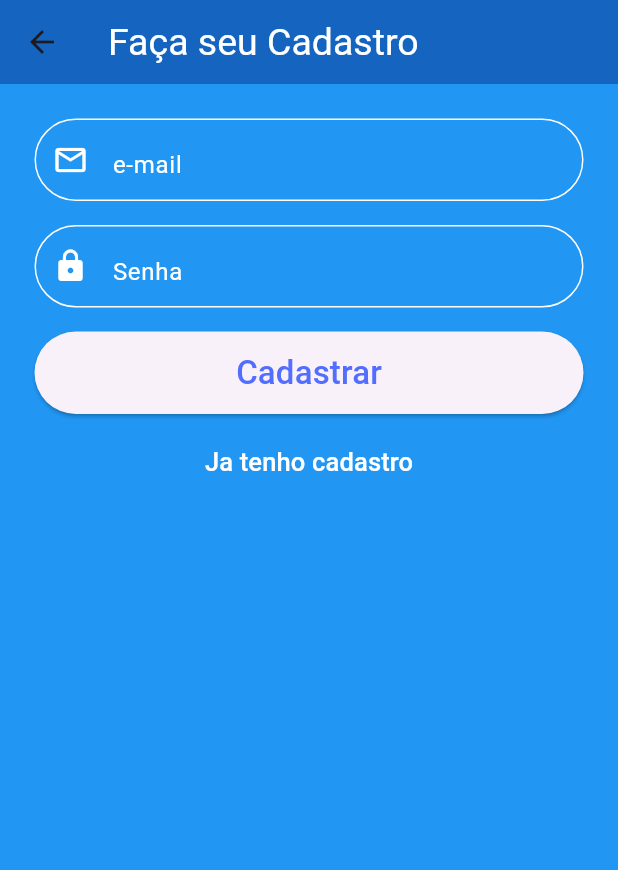
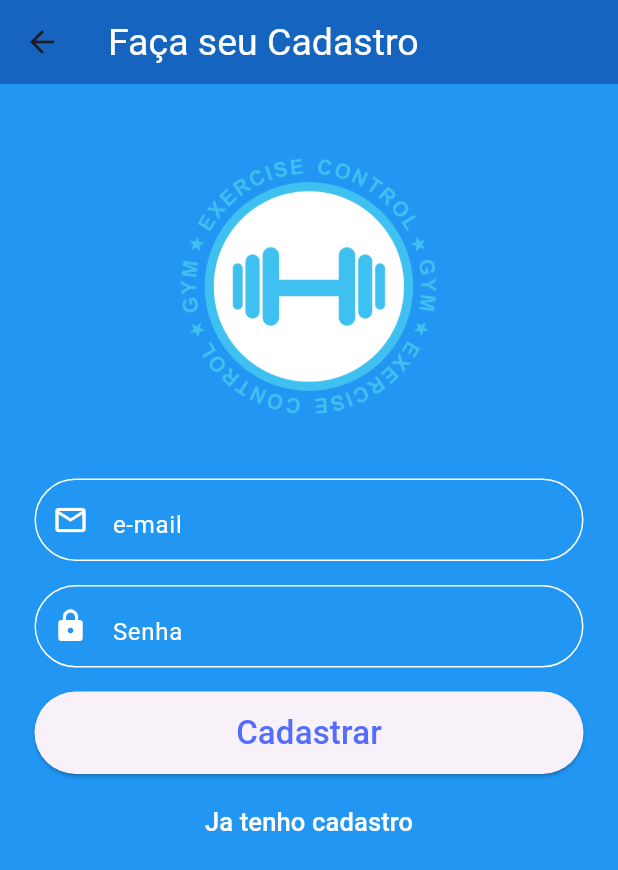
Before and after one commit to lorran123lorran/projeto-fluter-exercicios-rest-api, a Flutter app: the screen it shows after launch, after a tap on "Ainda não tem cadastro?", on a phone screen of 412 x 824 dp. Shown: the top 870 px of the screen. Run offline on Flutter 3.47's test engine with Material 3 defaults, Android fonts, the phone set to English and light mode, and no system bars; our stand-ins replace fluttertoast, location; network calls fail.

Commit message:
Entrega Versão final 1.7

```diff
--- a/lib/main.dart
+++ b/lib/main.dart
@@ -13,10 +13,10 @@ import 'package:flutter/material.dart';
 import 'componentes/exercicio_lista.dart';
 
 void main() {
-  runApp(MainApp());
+  runApp(_MainApp());
 }
 
-class MainApp extends StatelessWidget {
+class _MainApp extends StatelessWidget {
   @override
   Widget build(BuildContext context) {
     return MultiProvider(
@@ -39,11 +39,11 @@ class MainApp extends StatelessWidget {
         routes: {
           '/': (context) => SignInScreen(),
           Routes.SIGNUP: (context) => SignUpScreen(),
-          Routes.SERIEA: (context) => SerieA(),
-          Routes.FORM: (context) => FormScreen(),
+          Routes.SERIEA: (context) => const SerieA(),
+          Routes.FORM: (context) => const FormScreen(),
           Routes.DETAILS: (context) => DetailsScreen(),
-          Routes.EXERC_LISTA: (context) => ExercicioLista(),
-          Routes.EDITAR: (context) => FormScreenEdit(),
+          Routes.EXERC_LISTA: (context) => const ExercicioLista(),
+          Routes.EDITAR: (context) => const FormScreenEdit(),
         },
       ),
     );
--- a/lib/screens/signin_screen.dart
+++ b/lib/screens/signin_screen.dart
@@ -30,6 +30,10 @@ class SignInScreen extends StatelessWidget {
           child: Column(
             mainAxisAlignment: MainAxisAlignment.center,
             children: [
+              Padding(
+                padding: const EdgeInsets.all(35.0),
+                child: Image.asset("assets/logo.png", height: 170,),
+              ),
               Padding(
                 padding: const EdgeInsets.all(8.0),
                 child: SizedBox(
--- a/lib/screens/signup_screen.dart
+++ b/lib/screens/signup_screen.dart
@@ -29,6 +29,10 @@ class SignUpScreen extends StatelessWidget {
           child: Column(
             mainAxisAlignment: MainAxisAlignment.center,
             children: [
+              Padding(
+                padding: const EdgeInsets.all(35.0),
+                child: Image.asset("assets/logo.png", height: 170,),
+              ),
               Padding(
                 padding: const EdgeInsets.all(8.0),
                 child: SizedBox(
```
Also changed, not shown: pubspec.yaml (+13 -84 lines), assets/icon.png (renamed from lib/assets/icon.png), assets/logo.png (added), pubspec.lock, 3 other files.
